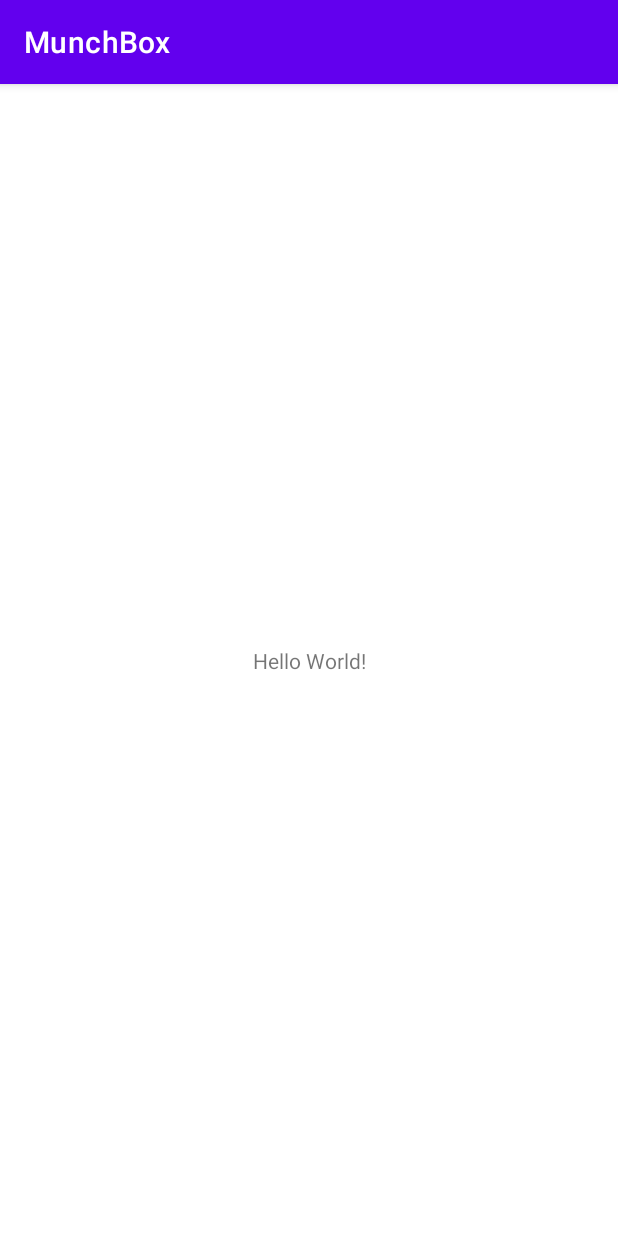
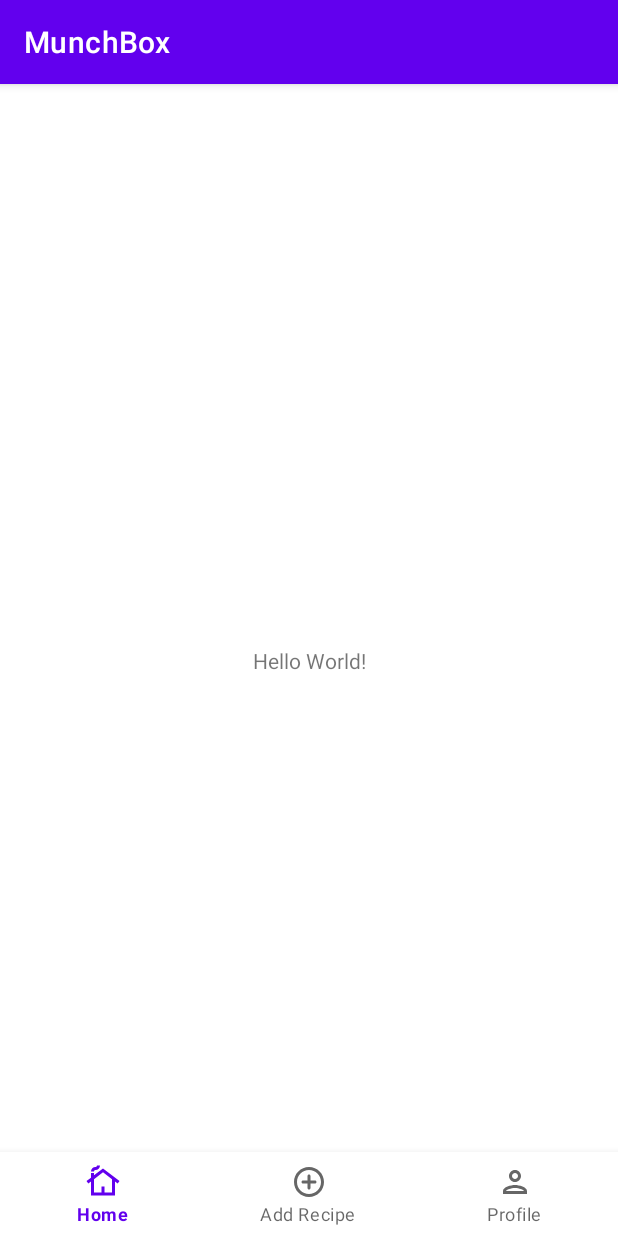
Before and after one commit to Android-Development-Group-5/MunchBox, an Android app: the screen it shows after launch (MainActivity), on a phone screen of 412 x 824 dp. Run offline under Robolectric (Android 15) with nearby library versions, the phone set to English and light mode, and no system bars.

Commit message:
added bottom navigation menu

```diff
--- /dev/null
+++ b/app/src/main/res/drawable/outline_cottage_24.xml
@@ -0,0 +1,5 @@
+<vector android:height="24dp" android:tint="#000000"
+    android:viewportHeight="24" android:viewportWidth="24"
+    android:width="24dp" xmlns:android="http://schemas.android.com/apk/res/android">
+    <path android:fillColor="@android:color/white" android:pathData="M12,3L6,7.58V6H4v3.11L1,11.4l1.21,1.59L4,11.62V21h16v-9.38l1.79,1.36L23,11.4L12,3zM18,19h-5v-4h-2v4H6v-8.9l6,-4.58l6,4.58V19zM10,1c0,1.66 -1.34,3 -3,3C6.45,4 6,4.45 6,5H4c0,-1.66 1.34,-3 3,-3c0.55,0 1,-0.45 1,-1H10z"/>
+</vector>
--- /dev/null
+++ b/app/src/main/res/drawable/outline_person_24.xml
@@ -0,0 +1,5 @@
+<vector android:height="24dp" android:tint="#000000"
+    android:viewportHeight="24" android:viewportWidth="24"
+    android:width="24dp" xmlns:android="http://schemas.android.com/apk/res/android">
+    <path android:fillColor="@android:color/white" android:pathData="M12,6c1.1,0 2,0.9 2,2s-0.9,2 -2,2 -2,-0.9 -2,-2 0.9,-2 2,-2m0,10c2.7,0 5.8,1.29 6,2L6,18c0.23,-0.72 3.31,-2 6,-2m0,-12C9.79,4 8,5.79 8,8s1.79,4 4,4 4,-1.79 4,-4 -1.79,-4 -4,-4zM12,14c-2.67,0 -8,1.34 -8,4v2h16v-2c0,-2.66 -5.33,-4 -8,-4z"/>
+</vector>
--- /dev/null
+++ b/app/src/main/res/drawable/round_add_circle_outline_24.xml
@@ -0,0 +1,5 @@
+<vector android:height="24dp" android:tint="#000000"
+    android:viewportHeight="24" android:viewportWidth="24"
+    android:width="24dp" xmlns:android="http://schemas.android.com/apk/res/android">
+    <path android:fillColor="@android:color/white" android:pathData="M12,7c-0.55,0 -1,0.45 -1,1v3L8,11c-0.55,0 -1,0.45 -1,1s0.45,1 1,1h3v3c0,0.55 0.45,1 1,1s1,-0.45 1,-1v-3h3c0.55,0 1,-0.45 1,-1s-0.45,-1 -1,-1h-3L13,8c0,-0.55 -0.45,-1 -1,-1zM12,2C6.48,2 2,6.48 2,12s4.48,10 10,10 10,-4.48 10,-10S17.52,2 12,2zM12,20c-4.41,0 -8,-3.59 -8,-8s3.59,-8 8,-8 8,3.59 8,8 -3.59,8 -8,8z"/>
+</vector>
--- a/app/src/main/res/layout/activity_main.xml
+++ b/app/src/main/res/layout/activity_main.xml
@@ -15,4 +15,13 @@
         app:layout_constraintStart_toStartOf="parent"
         app:layout_constraintTop_toTopOf="parent" />
 
+    <com.google.android.material.bottomnavigation.BottomNavigationView
+        android:id="@+id/bottom_navigation"
+        android:layout_width="match_parent"
+        android:layout_height="wrap_content"
+        app:layout_constraintBottom_toBottomOf="parent"
+        app:layout_constraintEnd_toEndOf="parent"
+        app:layout_constraintStart_toStartOf="parent"
+        app:menu="@menu/bottom_navigation_menu" />
+
 </androidx.constraintlayout.widget.ConstraintLayout>
--- /dev/null
+++ b/app/src/main/res/menu/bottom_navigation_menu.xml
@@ -0,0 +1,17 @@
+<?xml version="1.0" encoding="utf-8"?>
+<menu xmlns:android="http://schemas.android.com/apk/res/android">
+    <item
+        android:id="@+id/home"
+        android:icon="@drawable/outline_cottage_24"
+        android:title="Home" />
+
+    <item
+        android:id="@+id/add_recipe"
+        android:icon="@drawable/round_add_circle_outline_24"
+        android:title="Add Recipe" />
+
+    <item
+        android:id="@+id/profile"
+        android:icon="@drawable/outline_person_24"
+        android:title="Profile" />
+</menu>
```
